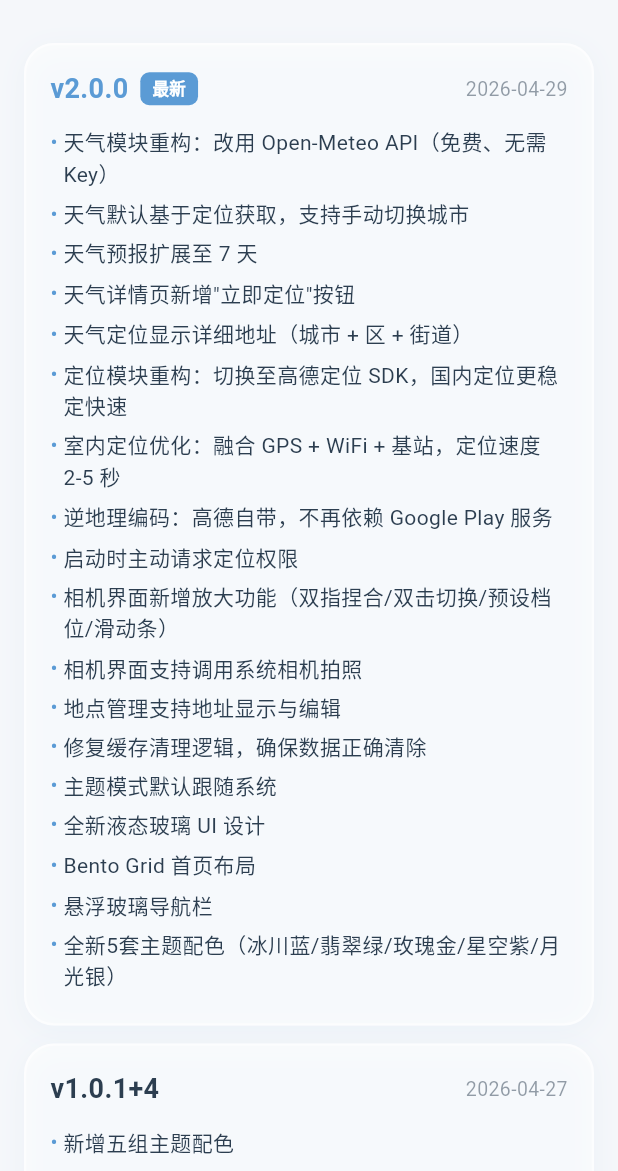
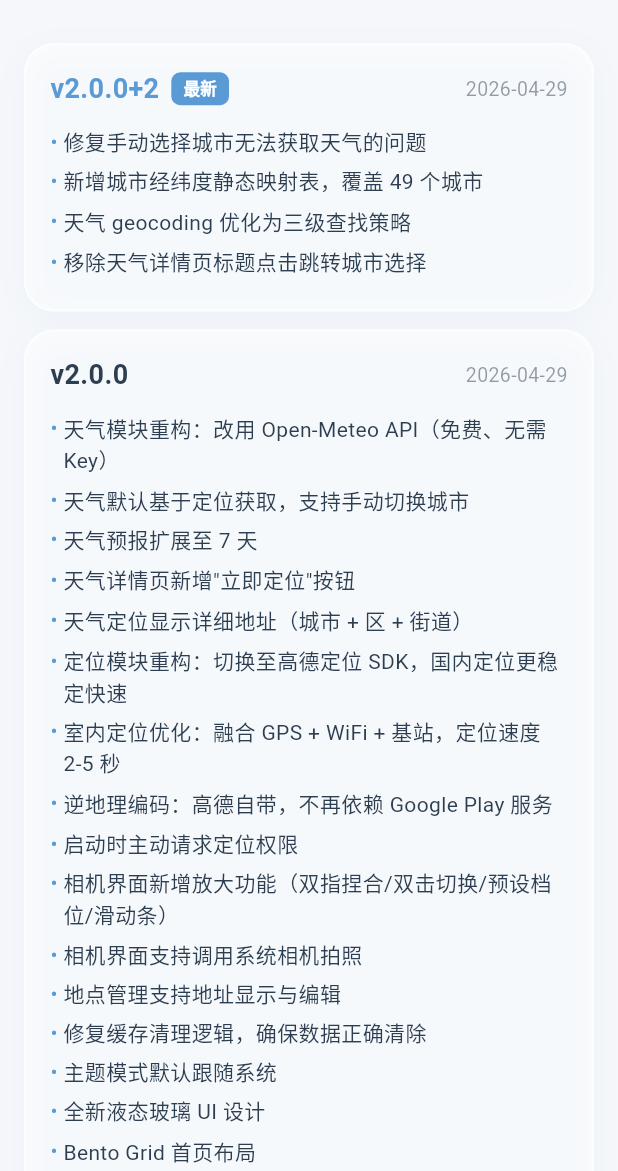
Before and after one commit to zyp556678/wareManager, a Flutter app: the VersionInfoScreen screen opened directly, on a phone screen of 412 x 824 dp, the part 65-1236 px from its top. Run offline on Flutter 3.47's test engine with Material 3 defaults, Android fonts, the phone set to English and light mode, and no system bars; our stand-ins replace camera, image_picker, permission_handler, shared_preferences, sqflite; missing offline and left inert: amap_flutter_location_plus; accounts and stored records are empty.

Commit message:
v2.0.0+2 (2026-04-29)
Fixes:
- 修复手动选择城市无法获取天气的问题（Open-Meteo geocoding API 对带"市"后缀城市返回空结果）
- 移除天气详情页标题点击跳转城市选择的功能

Features:
- 新增城市经纬度静态映射表 (lib/models/city_coords.dart)，覆盖 49 个城市
- 天气 geocoding 优化为三级查找：映射表 → API 原始名称 → 去"市"后缀重试

```diff
--- a/information/COMMIT_MSG.txt
+++ b/information/COMMIT_MSG.txt
@@ -1,35 +1,9 @@
-v2.0.0+1 (2026-04-28)
+v2.0.0+2 (2026-04-29)
+
+Fixes:
+- 修复手动选择城市无法获取天气的问题（Open-Meteo geocoding API 对带"市"后缀城市返回空结果）
+- 移除天气详情页标题点击跳转城市选择的功能
 
 Features:
-- 天气模块重构：改用 Open-Meteo API（免费、无需 Key、全球支持）
-- 天气默认基于定位获取，支持手动切换城市
-- 天气预报扩展至 7 天
-- 天气卡片支持定位/城市模式一键切换
-- 新增 WeatherProvider 天气状态管理
-- 新增 CitySearchScreen 城市选择页
-- 新增 WeatherDetailScreen 天气详情页
-- 新增 WeatherCard 首页天气组件
-- 相机新增放大功能：双指捏合缩放、双击切换 1x/2x
-- 相机预设档位按钮（0.5x/1x/2x/5x）与滑动条微调
-- 相机支持直接调用系统相机拍照
-- 地点管理支持地址显示与编辑
-- 全新液态玻璃 UI 设计（Bento Grid 首页、悬浮导航栏）
-- 5 套主题配色（冰川蓝/翡翠绿/玫瑰金/星空紫/月光银）
-
-Fixes:
-- 修复地点管理获取定位失败（getLastKnownPosition 兜底）
-- 修复地点管理页地址文本溢出（Expanded + ellipsis）
-- 修复桌面端不支持定位导致天气获取失败
-- 修复墨迹天气反爬虫导致获取失败（迁移至 Open-Meteo）
-- 修复缓存清理逻辑，确保 SharedPreferences 和数据库数据正确清除
-- 修复天气缓存按城市名隔离问题
-
-Chores:
-- 版本号更新为 2.0.0+1
-- 主题模式默认跟随系统 (ThemeMode.system)
-- 新增 AGENTS.md 项目记忆文件
-- 新增 CHANGELOG.md 更新日志
-- 新增 PROJECT_STATE.md 项目状态日志
-- 更新 README.md 版本说明
-- 更新 version_info_screen.dart 版本内容
-- 依赖新增：http/html（天气模块）
+- 新增城市经纬度静态映射表 (lib/models/city_coords.dart)，覆盖 49 个城市
+- 天气 geocoding 优化为三级查找：映射表 → API 原始名称 → 去"市"后缀重试
--- /dev/null
+++ b/lib/models/city_coords.dart
@@ -0,0 +1,51 @@
+const Map<String, Map<String, double>> cityCoordinates = {
+  '北京市': {'lat': 39.9075, 'lon': 116.3972},
+  '上海市': {'lat': 31.2222, 'lon': 121.4581},
+  '天津市': {'lat': 39.1422, 'lon': 117.1767},
+  '重庆市': {'lat': 29.5603, 'lon': 106.5577},
+  '广州市': {'lat': 23.1167, 'lon': 113.25},
+  '深圳市': {'lat': 22.5455, 'lon': 114.0683},
+  '杭州市': {'lat': 30.2937, 'lon': 120.1614},
+  '南京市': {'lat': 32.0617, 'lon': 118.7778},
+  '苏州市': {'lat': 31.3041, 'lon': 120.5954},
+  '成都市': {'lat': 30.6667, 'lon': 104.0667},
+  '武汉市': {'lat': 30.5833, 'lon': 114.2667},
+  '西安市': {'lat': 34.2583, 'lon': 108.9286},
+  '长沙市': {'lat': 28.228, 'lon': 112.939},
+  '郑州市': {'lat': 34.7578, 'lon': 113.6486},
+  '青岛市': {'lat': 36.0649, 'lon': 120.3804},
+  '大连市': {'lat': 38.9122, 'lon': 121.6022},
+  '沈阳市': {'lat': 41.7922, 'lon': 123.4328},
+  '哈尔滨市': {'lat': 45.75, 'lon': 126.65},
+  '长春市': {'lat': 43.88, 'lon': 125.3228},
+  '济南市': {'lat': 36.6683, 'lon': 116.9972},
+  '福州市': {'lat': 26.0614, 'lon': 119.3061},
+  '厦门市': {'lat': 24.4798, 'lon': 118.0819},
+  '昆明市': {'lat': 25.0389, 'lon': 102.7183},
+  '贵阳市': {'lat': 26.5833, 'lon': 106.7167},
+  '南昌市': {'lat': 28.684, 'lon': 115.8531},
+  '合肥市': {'lat': 31.8639, 'lon': 117.2808},
+  '太原市': {'lat': 37.8694, 'lon': 112.5603},
+  '石家庄市': {'lat': 38.0414, 'lon': 114.4786},
+  '兰州市': {'lat': 36.057, 'lon': 103.8399},
+  '南宁市': {'lat': 22.8167, 'lon': 108.3167},
+  '海口市': {'lat': 20.0342, 'lon': 110.3465},
+  '银川市': {'lat': 38.4681, 'lon': 106.2731},
+  '西宁市': {'lat': 36.6255, 'lon': 101.7574},
+  '拉萨市': {'lat': 29.65, 'lon': 91.1},
+  '乌鲁木齐市': {'lat': 43.801, 'lon': 87.6005},
+  '呼和浩特市': {'lat': 40.8106, 'lon': 111.6522},
+  '珠海市': {'lat': 22.2769, 'lon': 113.5678},
+  '佛山市': {'lat': 23.0268, 'lon': 113.1315},
+  '东莞市': {'lat': 23.018, 'lon': 113.7487},
+  '无锡市': {'lat': 31.5689, 'lon': 120.2886},
+  '常州市': {'lat': 31.7736, 'lon': 119.954},
+  '宁波市': {'lat': 29.8782, 'lon': 121.5495},
+  '温州市': {'lat': 27.9994, 'lon': 120.6668},
+  '嘉兴市': {'lat': 30.7522, 'lon': 120.75},
+  '烟台市': {'lat': 37.4765, 'lon': 121.4408},
+  '潍坊市': {'lat': 36.71, 'lon': 119.1019},
+  '洛阳市': {'lat': 34.6735, 'lon': 112.4368},
+  '三亚市': {'lat': 18.2544, 'lon': 109.5095},
+  '桂林市': {'lat': 25.2802, 'lon': 110.2964},
+};
--- a/lib/screens/version_info_screen.dart
+++ b/lib/screens/version_info_screen.dart
@@ -8,6 +8,16 @@ class VersionInfoScreen extends StatelessWidget {
   Widget build(BuildContext context) {
     final cs = Theme.of(context).colorScheme;
     final versions = [
+      {
+        'version': '2.0.0+2',
+        'date': '2026-04-29',
+        'content': [
+          '修复手动选择城市无法获取天气的问题',
+          '新增城市经纬度静态映射表，覆盖 49 个城市',
+          '天气 geocoding 优化为三级查找策略',
+          '移除天气详情页标题点击跳转城市选择',
+        ],
+      },
       {
         'version': '2.0.0',
         'date': '2026-04-29',
```
Also changed, not shown: lib/screens/weather_detail_screen.dart (+1 -11 lines), lib/services/weather_scraper.dart (+30 -7 lines), 4 other files.
